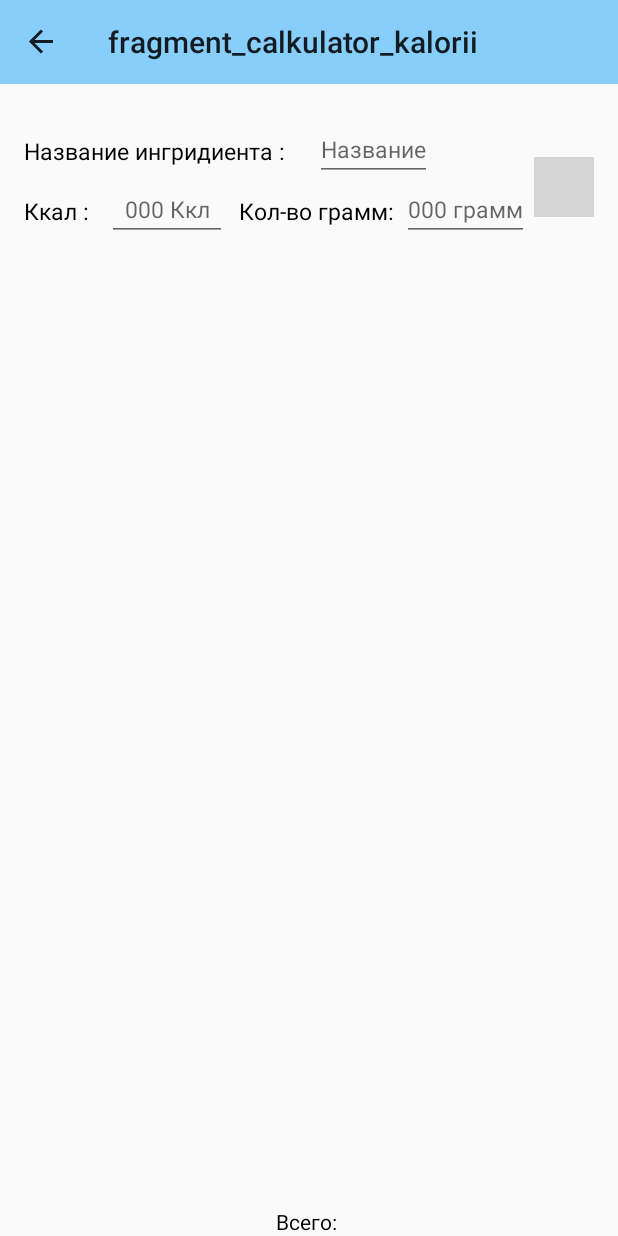
After one commit to NikitaPetrenko17488/povar_v1, an Android app: the CalkulatorKalorii screen opened through its navigation route, on a phone screen of 412 x 824 dp. The commit adds this screen. Run offline under Robolectric (Android 15) with nearby library versions, the phone set to English and light mode, and no system bars; our stand-ins replace CircleImageView, Firebase (no records; nobody signed in at launch, a user with empty details on screens opened directly), Picasso, navigation-ui; pictures from the network do not load; 1 statement that could not run was skipped; grey boxes are pictures that could not be loaded.

Commit message:
Калькулятор каллорий 1/2

```diff
--- /dev/null
+++ b/app/src/main/java/com/example/povar/fragments/CalkulatorKalorii.kt
@@ -0,0 +1,121 @@
+package com.example.povar.fragments
+
+import DataAdapterCalkulatorKalorii
+import android.os.Bundle
+import android.util.Log
+import androidx.fragment.app.Fragment
+import android.view.LayoutInflater
+import android.view.View
+import android.view.ViewGroup
+import android.widget.TextView
+import androidx.recyclerview.widget.LinearLayoutManager
+import androidx.recyclerview.widget.RecyclerView
+import com.example.povar.R
+import com.example.povar.models.CalculatorKalorii
+import com.example.povar.ui.*
+import com.google.android.gms.actions.ItemListIntents
+import kotlinx.android.synthetic.main.activity_main.*
+import kotlinx.android.synthetic.main.fragment_calkulator_kalorii.*
+import kotlinx.android.synthetic.main.fragment_kalorii.*
+import kotlinx.android.synthetic.main.list_calculator_kalorii.*
+
+var MassivCalkulator= mutableListOf<CalculatorKalorii>()
+
+
+
+class CalkulatorKalorii : Fragment() {
+
+
+    override fun onCreate(savedInstanceState: Bundle?) {
+        super.onCreate(savedInstanceState)
+        hideUserNameAdnImage(activity!!)
+        hideSearch(activity!!)
+        hideAddButton(activity!!)
+        language()
+        //init()
+        MassivCalkulator.removeAll { true }
+
+    }
+
+
+    override fun onCreateView(
+        inflater: LayoutInflater, container: ViewGroup?,
+        savedInstanceState: Bundle?
+    ): View? {
+        // Inflate the layout for this fragment
+        return inflater.inflate(R.layout.fragment_calkulator_kalorii, container, false)
+    }
+
+    override fun onStart() {
+        super.onStart()
+        MassivCalkulator.removeAll { true }
+        hideUserNameAdnImage(activity!!)
+        hideSearch(activity!!)
+        hideAddButton(activity!!)
+        language()
+        //init()
+        createRecycler()
+        addSlotCalkulatorKaloriiAbstract.setOnClickListener {
+
+            init()
+            createRecycler()
+        }
+
+
+    }
+
+
+    class ViewHolderCalkulatorCalorii(inflater: LayoutInflater, parent: ViewGroup) :
+        RecyclerView.ViewHolder(inflater.inflate(R.layout.list_calculator_kalorii, parent, false)) {
+        private var mName: TextView? = null
+        private var mCalorii: TextView? = null
+        private var mGramm: TextView? = null
+
+        init {
+
+            mName = itemView.findViewById(R.id.EditNameIngridients)
+            mCalorii = itemView.findViewById(R.id.EditKaloriiGramm)
+            mGramm = itemView.findViewById(R.id.EditGramm)
+
+
+        }
+
+        fun bind(movie: CalculatorKalorii) {
+
+            mName?.text = movie.name
+            mCalorii?.text = movie.KaloririiGramm
+            mGramm?.text =movie.Gramm
+
+        }
+    }
+
+    fun createRecycler() {
+        if (activity != null)
+            activity!!.rvCalkulatorKalorii.apply {
+                layoutManager = LinearLayoutManager(activity)
+                adapter = DataAdapterCalkulatorKalorii(MassivCalkulator)
+
+            }
+
+    }
+
+
+    private fun language() {
+
+        if (STORAGE.Language == "Rus") {
+            activity!!.toolbar.setTitle("Калькулятор калорий")
+        } else {
+            activity!!.toolbar.setTitle("Calorie calculator")
+        }
+    }
+
+    private fun init() {
+        MassivCalkulator.add(
+            CalculatorKalorii(EditNameIngridientsAbstract.text.toString(),EditKaloriiGrammAbstract.text.toString(),EditGrammAbstract.text.toString()
+        ))
+        EditNameIngridientsAbstract.setText("")
+        EditKaloriiGrammAbstract.setText("")
+        EditGrammAbstract.setText("")
+
+    }
+}
--- a/app/src/main/java/com/example/povar/fragments/Settings.kt
+++ b/app/src/main/java/com/example/povar/fragments/Settings.kt
@@ -84,11 +84,11 @@ class Settings : Fragment(), CompoundButton.OnCheckedChangeListener {
 
         if(STORAGE.Language=="Eng") {
             activity!!.toolbar.setTitle("Settings")
-            switchTemnayaTema.setText("Dark Them ")
+            switchTemnayaTema.setText("Dark Theme ")
             Language.setText("  Choose language (Rus)  ")
             Exit.setText(" Exit ")
-            activity!!.myRecept.setText(" My recepts ")
-            activity!!.AllRecept.setText(" All recepts ")
+            activity!!.myRecept.setText(" My recipes ")
+            activity!!.AllRecept.setText(" All recipes ")
             activity!!.dopFunc.setText(" Calories ")
            activity!!.SearchRecept.setHint(" Search ")
 
--- a/app/src/main/java/com/example/povar/ui/DataAdapter.kt
+++ b/app/src/main/java/com/example/povar/ui/DataAdapter.kt
@@ -1,18 +1,21 @@
+import android.util.Log
 import android.view.LayoutInflater
 import android.view.ViewGroup
 import androidx.recyclerview.widget.RecyclerView
 import com.example.povar.fragments.*
+import com.example.povar.models.CalculatorKalorii
 import com.example.povar.models.Calorii
 
 import com.example.povar.models.Recept
 import com.example.povar.models.User
+import com.example.povar.ui.STORAGE_CALKULATOR
 import com.example.povar.ui.STORAGE_FOR_RECYCLE_RECEPT
 import com.example.povar.ui.STORAGE_USERS_FOR_ADMIN
+import kotlinx.android.synthetic.main.list_calculator_kalorii.view.*
 import kotlinx.android.synthetic.main.list_item_recept.view.*
 import kotlinx.android.synthetic.main.list_item_recept_all.view.*
 import kotlinx.android.synthetic.main.list_item_recept_translate.view.*
 import kotlinx.android.synthetic.main.list_item_users.view.*
-import java.io.Serializable
 
 
 class DataAdapter(private val list: MutableList<Recept>, private val click:Click)
@@ -270,3 +273,22 @@ class DataAdapterTranslate(private val list: MutableList<Recept>, private val cl
     override fun getItemCount(): Int = list.size
 
 }
+class DataAdapterCalkulatorKalorii(private val list: MutableList<CalculatorKalorii>)
+    : RecyclerView.Adapter<CalkulatorKalorii.ViewHolderCalkulatorCalorii>() {
+
+
+    override fun onCreateViewHolder(parent: ViewGroup, viewType: Int): CalkulatorKalorii.ViewHolderCalkulatorCalorii {
+
+        val inflater = LayoutInflater.from(parent.context)
+        return CalkulatorKalorii.ViewHolderCalkulatorCalorii(inflater, parent)
+    }
+    override fun onBindViewHolder(holder: CalkulatorKalorii.ViewHolderCalkulatorCalorii, position: Int) {
+
+        val movie: CalculatorKalorii = list[position]
+        holder.bind(movie)
+
+
+    }
+    override fun getItemCount(): Int = list.size
+
+}
--- /dev/null
+++ b/app/src/main/res/layout/fragment_calkulator_kalorii.xml
@@ -0,0 +1,159 @@
+<?xml version="1.0" encoding="utf-8"?>
+<androidx.constraintlayout.widget.ConstraintLayout xmlns:android="http://schemas.android.com/apk/res/android"
+    xmlns:tools="http://schemas.android.com/tools"
+    android:layout_width="match_parent"
+    android:layout_height="match_parent"
+    xmlns:app="http://schemas.android.com/apk/res-auto"
+    tools:context=".fragments.CalkulatorKalorii">
+
+<LinearLayout
+    android:id="@+id/linearCalculator"
+    android:layout_width="wrap_content"
+    android:layout_height="wrap_content"
+    android:orientation="vertical"
+    app:layout_constraintStart_toStartOf="parent"
+    app:layout_constraintTop_toTopOf="parent"
+    >
+<androidx.constraintlayout.widget.ConstraintLayout
+    android:layout_width="match_parent"
+    android:layout_height="match_parent"
+
+    android:layout_marginBottom="25dp">
+
+    <androidx.recyclerview.widget.RecyclerView
+        android:id="@+id/rvCalkulatorKalorii"
+        app:layout_constraintTop_toTopOf="parent"
+        app:layout_constraintStart_toStartOf="parent"
+        android:layout_width="wrap_content"
+        android:layout_height="wrap_content"
+        tools:listitem="@layout/list_calculator_kalorii"
+        app:layout_constraintBottom_toTopOf="@id/TextSumm"
+        tools:ignore="NotSibling" />
+
+
+
+
+</androidx.constraintlayout.widget.ConstraintLayout>
+
+</LinearLayout>
+
+<androidx.constraintlayout.widget.ConstraintLayout
+    app:layout_constraintStart_toStartOf="parent"
+    app:layout_constraintTop_toBottomOf="@id/linearCalculator"
+    android:layout_width="match_parent"
+    android:layout_height="wrap_content"
+    >
+    <TextView
+        android:id="@+id/TextNameIngridientsAbstract"
+        android:layout_width="wrap_content"
+        android:layout_height="40dp"
+        app:layout_constraintTop_toTopOf="parent"
+        app:layout_constraintStart_toStartOf="parent"
+        android:layout_marginTop="0dp"
+        android:gravity="center"
+        android:layout_marginStart="16dp"
+        android:textSize="15dp"
+        android:textColor="@color/black"
+        android:text="Название ингридиента : "
+        />
+    <EditText
+        android:id="@+id/EditNameIngridientsAbstract"
+        android:layout_width="wrap_content"
+        android:layout_height="40dp"
+        android:gravity="center"
+        android:textSize="15dp"
+        android:hint="Название"
+        app:layout_constraintTop_toTopOf="@id/TextNameIngridientsAbstract"
+        app:layout_constraintBottom_toBottomOf="@id/TextNameIngridientsAbstract"
+        app:layout_constraintStart_toEndOf="@id/TextNameIngridientsAbstract"
+        android:layout_marginStart="16dp"
+        />
+
+    <TextView
+        android:id="@+id/TextKaloriiGrammAbstract"
+        android:layout_width="wrap_content"
+        android:layout_height="40dp"
+        android:gravity="center"
+        app:layout_constraintTop_toBottomOf="@id/TextNameIngridientsAbstract"
+        android:textSize="15dp"
+        android:text="Ккал : "
+        android:textColor="@color/black"
+        app:layout_constraintStart_toStartOf="parent"
+        android:layout_marginStart="16dp"
+
+        />
+    <EditText
+        android:id="@+id/EditKaloriiGrammAbstract"
+        android:layout_width="80dp"
+        android:layout_height="40dp"
+        android:gravity="center"
+        android:textSize="15dp"
+        app:layout_constraintTop_toTopOf="@id/TextKaloriiGrammAbstract"
+        app:layout_constraintBottom_toBottomOf="@id/TextKaloriiGrammAbstract"
+        app:layout_constraintStart_toEndOf="@id/TextKaloriiGrammAbstract"
+        android:layout_marginStart="8dp"
+        android:hint="000 Ккл"
+        />
+
+    <TextView
+        android:id="@+id/TextGrammAbstract"
+        android:layout_width="wrap_content"
+        android:layout_height="40dp"
+        app:layout_constraintTop_toTopOf="@id/TextKaloriiGrammAbstract"
+        app:layout_constraintBottom_toBottomOf="@id/TextKaloriiGrammAbstract"
+        app:layout_constraintStart_toEndOf="@id/EditKaloriiGrammAbstract"
+        android:layout_marginStart="8dp"
+        android:gravity="center"
+        android:textSize="15dp"
+        android:textColor="@color/black"
+        android:text="Кол-во грамм: "
+        />
+    <EditText
+        android:id="@+id/EditGrammAbstract"
+        android:layout_width="wrap_content"
+        android:layout_height="40dp"
+        app:layout_constraintTop_toTopOf="@id/TextGrammAbstract"
+        app:layout_constraintStart_toEndOf="@id/TextGrammAbstract"
+        android:hint="000 грамм"
+        android:textSize="15dp"
+        android:gravity="center"
+        android:layout_marginStart="1dp"
+        />
+
+    <ImageView
+        android:id="@+id/addSlotCalkulatorKaloriiAbstract"
+        android:layout_width="40dp"
+        android:layout_height="40dp"
+        app:layout_constraintBottom_toBottomOf="@id/EditGrammAbstract"
+        android:layout_marginBottom="16dp"
+        app:layout_constraintEnd_toEndOf="parent"
+        android:layout_marginEnd="16dp"
+        android:src="@drawable/add"
+
+        />
+</androidx.constraintlayout.widget.ConstraintLayout>
+
+    <TextView
+        android:id="@+id/TextSumm"
+        android:layout_width="wrap_content"
+        android:layout_height="wrap_content"
+        app:layout_constraintBottom_toBottomOf="parent"
+        app:layout_constraintStart_toStartOf="parent"
+        app:layout_constraintEnd_toEndOf="parent"
+        android:text="Всего: "
+        android:textColor="@color/black"
+        />
+    <TextView
+        android:id="@+id/Summ"
+        android:textColor="@color/black"
+        android:layout_marginStart="1dp"
+        android:layout_width="wrap_content"
+        android:layout_height="wrap_content"
+        app:layout_constraintTop_toTopOf="@id/TextSumm"
+        app:layout_constraintStart_toEndOf="@id/TextSumm"
+        app:layout_constraintBottom_toBottomOf="@id/TextSumm"
+
+        />
+
+
+</androidx.constraintlayout.widget.ConstraintLayout>
--- a/app/src/main/res/navigation/routes.xml
+++ b/app/src/main/res/navigation/routes.xml
@@ -163,4 +163,9 @@
         android:name="com.example.povar.fragments.TranslateRecept"
         android:label="Перевети рецепт"
         tools:layout="@layout/fragment_translate_recept" />
+    <fragment
+        android:id="@+id/calkulatorKalorii"
+        android:name="com.example.povar.fragments.CalkulatorKalorii"
+        android:label="fragment_calkulator_kalorii"
+        tools:layout="@layout/fragment_calkulator_kalorii" />
 </navigation>
```
Also changed, not shown: app/src/main/java/com/example/povar/fragments/Kalorii.kt (+20 -7 lines), app/src/main/java/com/example/povar/fragments/ViewRecepts.kt (+13 -4 lines), app/src/main/java/com/example/povar/models/CalculatorKalorii.kt (added, +8 -0 lines), app/src/main/java/com/example/povar/ui/STORAGE_CALKULATOR.kt (added, +13 -0 lines), app/src/main/res/layout/list_calculator_kalorii.xml (added, +103 -0 lines), app/src/main/res/drawable-v24/kalkulator.png (added), app/src/main/res/drawable-v24/kalkulator_dark.png (added).
